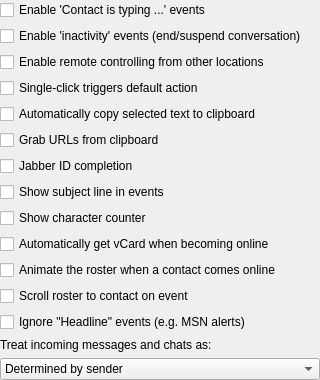
Qt form src/options/opt_advanced.ui (mblsha/psi) before a commit.
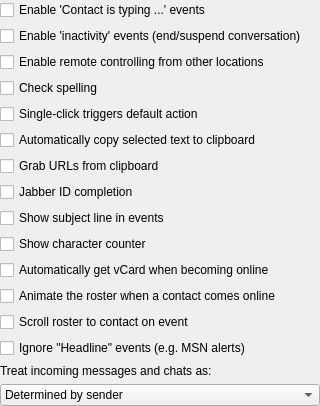
The same form after that commit.

Commit message: Added spell checking support (ASpell). Thanks to Ephraim for providing a reference patch.

The edit to the form file:
```diff
--- a/src/options/opt_advanced.ui
+++ b/src/options/opt_advanced.ui
@@ -40,6 +40,13 @@
           </property>
         </widget>
       </item>
+      <item>
+        <widget class="QCheckBox" name="ck_spell" >
+          <property name="text" >
+            <string>Check spelling</string>
+          </property>
+        </widget>
+      </item>
       <item>
         <widget class="QCheckBox" name="ck_singleclick" >
           <property name="text" >
```
The commit also changes 17 other files.
